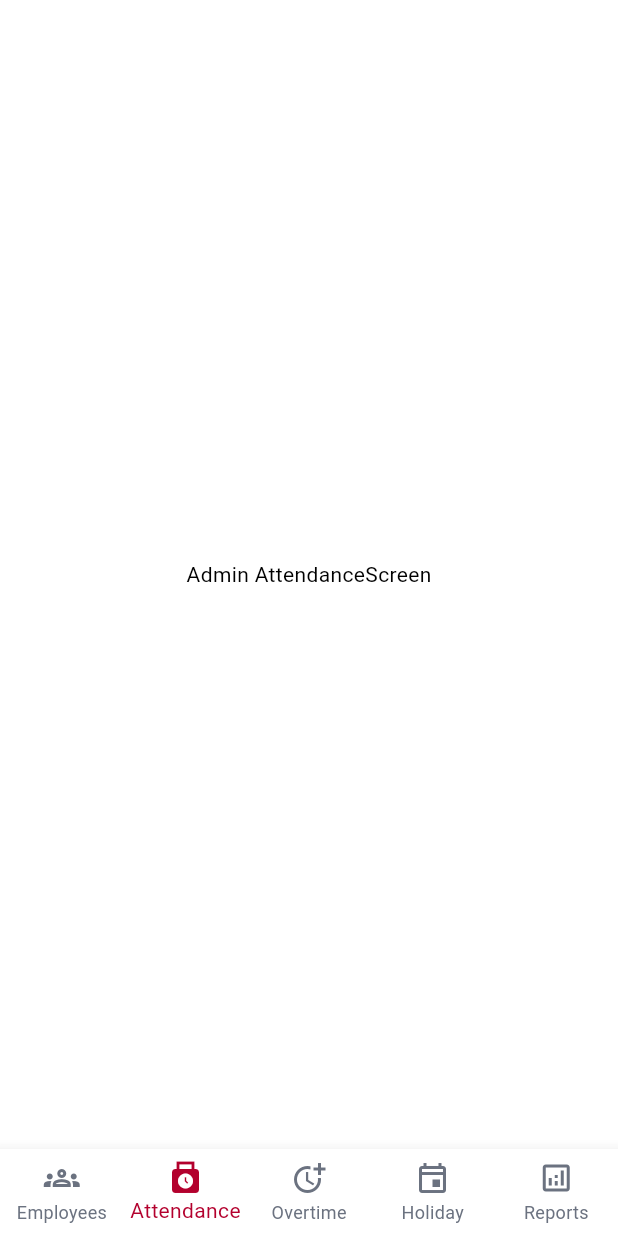
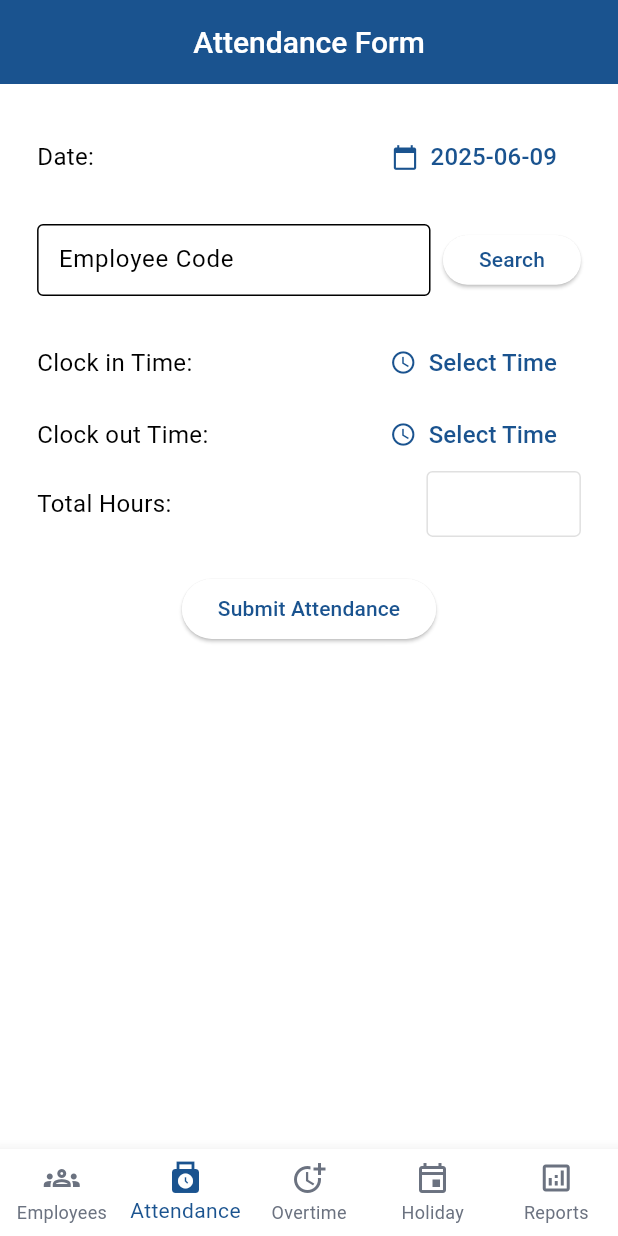
Before and after one commit to noor-faozi/albaderapp, a Flutter app: the screen it shows after launch, item 2 of the bottom bar chosen, on a phone screen of 412 x 824 dp. Run offline on Flutter 3.47's test engine with Material 3 defaults, Android fonts, the light colour scheme and no system bars; our stand-ins replace supabase_flutter; accounts and stored records are empty.

Commit message:
style: update color scheme in app theme

```diff
--- a/lib/screens/admin/attendance_screen.dart
+++ b/lib/screens/admin/attendance_screen.dart
@@ -1,3 +1,5 @@
+import 'package:albaderapp/widgets/attendance_form.dart';
+import 'package:albaderapp/widgets/custom_app_bar.dart';
 import 'package:flutter/material.dart';
 
 class AttendanceScreen extends StatefulWidget {
@@ -10,6 +12,10 @@ class AttendanceScreen extends StatefulWidget {
 class _AttendanceState extends State<AttendanceScreen> {
   @override
   Widget build(BuildContext context) {
-    return const Center(child: Text('Admin AttendanceScreen'));
+    return Scaffold(
+      appBar: const CustomAppBar(title: "Attendance Form"),
+        body: AttendanceForm(
+      onSubmitSuccess: () => Navigator.pop(context),
+    ));
   }
 }
--- a/lib/theme/app_theme.dart
+++ b/lib/theme/app_theme.dart
@@ -4,8 +4,8 @@ import 'colors.dart';
 final ThemeData appTheme = ThemeData(
   scaffoldBackgroundColor: Colors.white,
   colorScheme: const ColorScheme.light(
-    primary: firstColor,
-    secondary: firstColorDark,
+    primary: firstColorLight,
+    secondary: firstColor,
     surface: Colors.white,
   ),
 );
--- a/lib/theme/colors.dart
+++ b/lib/theme/colors.dart
@@ -1,6 +1,8 @@
 import 'package:flutter/material.dart';
 
-const Color firstColor = Color(0xFFB3002D);
-const Color firstColorDark = Color(0xFF800020);
+const Color firstColor = Color(0xFF031751);
+const Color firstColorLight = Color(0xFF1A538F);
+const Color red = Color(0xFFB3002D);
+const Color darkRed = Color(0xFF800020);
 const Color gray700 = Color(0xFF374151);
 const Color gray500 = Color(0xFF6B7280);
--- /dev/null
+++ b/lib/widgets/attendance_form.dart
@@ -0,0 +1,365 @@
+import 'package:albaderapp/theme/colors.dart';
+import 'package:albaderapp/utils/responsive.dart';
+import 'package:flutter/material.dart';
+import 'package:supabase_flutter/supabase_flutter.dart';
+
+class AttendanceForm extends StatefulWidget {
+  // final String createdByRole;
+  final void Function()? onSubmitSuccess;
+
+  const AttendanceForm({
+    super.key,
+    // required this.createdByRole,
+    this.onSubmitSuccess,
+  });
+
+  @override
+  State<AttendanceForm> createState() => _AttendanceFormState();
+}
+
+class _AttendanceFormState extends State<AttendanceForm> {
+  final _formKey = GlobalKey<FormState>();
+  final supabase = Supabase.instance.client;
+  final _employeeIdController = TextEditingController();
+  final _inTimeController = TextEditingController();
+  final _outTimeController = TextEditingController();
+
+  Map<String, dynamic>? _employee;
+  DateTime _selectedDate = DateTime.now();
+  TimeOfDay? _inTime;
+  TimeOfDay? _outTime;
+  // List<dynamic> _woOptions = [];
+  String? _selectedWoId;
+  String? _dateError;
+  bool _employeeNotFound = false;
+
+  double? get _totalHours {
+    if (_inTime == null || _outTime == null) return null;
+    final inDateTime = DateTime(0, 0, 0, _inTime!.hour, _inTime!.minute);
+    final outDateTime = DateTime(0, 0, 0, _outTime!.hour, _outTime!.minute);
+    final diff = outDateTime.difference(inDateTime);
+    return diff.inMinutes / 60.0;
+  }
+
+  Future<void> _fetchEmployee() async {
+    final id = _employeeIdController.text.trim();
+    final result =
+        await supabase.from('employees').select().eq('id', id).maybeSingle();
+    setState(() {
+      _employee = result;
+      _employeeNotFound = result == null;
+    });
+  }
+
+
+  // Future<void> _loadWorkOrders() async {
+  //   final result = await supabase.from('work_orders').select();
+  //   setState(() => _woOptions = result);
+  // }
+
+  @override
+  void initState() {
+    super.initState();
+    // _loadWorkOrders();
+  }
+
+  Future<void> _submitForm() async {
+    if (!_formKey.currentState!.validate()) return;
+    final now = DateTime.now();
+    final today = DateTime(now.year, now.month, now.day);
+    final selectedDateOnly = DateTime(
+      _selectedDate.year,
+      _selectedDate.month,
+      _selectedDate.day,
+    );
+
+    if (selectedDateOnly.isAfter(today)) {
+      setState(() {
+        _dateError = 'Date cannot be in the future';
+      });
+      return;
+    } else {
+      setState(() {
+        _dateError = null;
+      });
+    }
+
+    if (_employee == null ||
+        _inTime == null ||
+        _outTime == null ||
+        _selectedWoId == null) {
+      ScaffoldMessenger.of(context).showSnackBar(
+        const SnackBar(content: Text('Please complete all fields')),
+      );
+      return;
+    }
+
+    final data = {
+      'employee_id': _employee!['id'],
+      'date': _selectedDate.toIso8601String(),
+      // 'wo_id': _selectedWoId,
+      'in_time': '${_inTime!.hour}:${_inTime!.minute}',
+      'out_time': '${_outTime!.hour}:${_outTime!.minute}',
+      'total_hours': _totalHours,
+      // 'created_by_role': widget.createdByRole,
+    };
+
+    await supabase.from('attendance').insert(data);
+
+    widget.onSubmitSuccess?.call();
+    ScaffoldMessenger.of(context).showSnackBar(
+      const SnackBar(content: Text('Attendance submitted')),
+    );
+  }
+
+  String formatHoursToHM(double hours) {
+    final int h = hours.floor();
+    final int m = ((hours - h) * 60).round();
+    return '$h:${m.toString().padLeft(2, '0')}';
+  }
+
+  @override
+  Widget build(BuildContext context) {
+    final verticalPadding = screenPadding(context, 0.015); // For field height
+    final buttonHeight = screenPadding(context, 0.08); // For button height
+
+    return Padding(
+      padding: EdgeInsets.all(screenPadding(context, 0.06)),
+      child: Form(
+        key: _formKey,
+        child: Column(
+          children: [
+            FormField<DateTime>(
+              validator: (value) {
+                if (_selectedDate.isAfter(DateTime.now())) {
+                  return 'Date cannot be in the future';
+                }
+                return null;
+              },
+              builder: (field) {
+                return Column(
+                  crossAxisAlignment: CrossAxisAlignment.start,
+                  children: [
+                    Row(
+                      mainAxisAlignment: MainAxisAlignment.spaceBetween,
+                      children: [
+                        const Text(
+                          'Date:',
+                          style: TextStyle(fontSize: 16),
+                        ),
+                        TextButton.icon(
+                          onPressed: () async {
+                            final date = await showDatePicker(
+                              context: context,
+                              initialDate: _selectedDate,
+                              firstDate: DateTime(2020),
+                              lastDate: DateTime(2100),
+                            );
+                            if (date != null) {
+                              setState(() {
+                                _selectedDate = date;
+                                field.didChange(date); // update form state
+                              });
+                            }
+                          },
+                          icon: const Icon(Icons.calendar_today),
+                          label: Text(
+                            _selectedDate.toLocal().toString().split(' ')[0],
+                            style: const TextStyle(fontSize: 16),
+                          ),
+                        ),
+                      ],
+                    ),
+                    if (field.hasError)
+                      Padding(
+                        padding: const EdgeInsets.only(left: 4.0, top: 4.0),
+                        child: Text(
+                          field.errorText!,
+                          style:
+                              const TextStyle(color: darkRed, fontSize: 12),
+                        ),
+                      ),
+                  ],
+                );
+              },
+            ),
+            SizedBox(height: screenHeight(context, 0.025)),
+
+           Row(
+              children: [
+                Expanded(
+                  child: TextFormField(
+                    controller: _employeeIdController,
+                    decoration: InputDecoration(
+                      labelText: 'Employee Code',
+                      border: const OutlineInputBorder(),
+                      contentPadding: EdgeInsets.symmetric(
+                        vertical: verticalPadding,
+                        horizontal: screenPadding(context, 0.025),
+                      ),
+                    ),
+                    validator: (value) => value == null || value.isEmpty
+                        ? 'Enter employee code'
+                        : null,
+                  ),
+                ),
+                SizedBox(width: screenPadding(context, 0.02)),
+                SizedBox(
+                  height: buttonHeight,
+                  child: ElevatedButton(
+                    onPressed: _fetchEmployee,
+                    child: const Text('Search'),
+                  ),
+                ),
+              ],
+            ),
+
+
+            if (_employee != null) ...[
+              Padding(
+                padding: EdgeInsets.symmetric(vertical: screenPadding(context, 0.05)),
+                child: SizedBox(
+                  width: double.infinity,
+                  child: Card(
+                    shape: RoundedRectangleBorder(
+                      borderRadius: BorderRadius.circular(12),
+                    ),
+                    elevation: 4,
+                    child: Padding(
+                      padding: EdgeInsets.all(screenPadding(context, 0.04)),
+                      child: Column(
+                        crossAxisAlignment: CrossAxisAlignment.start,
+                        children: [
+                          Text(
+                            "Employee Details",
+                            style:
+                                Theme.of(context).textTheme.titleMedium?.copyWith(
+                                      fontWeight: FontWeight.bold,
+                                    ),
+                          ),
+                          const SizedBox(height: 8),
+                          Text("Name: ${_employee!['name']}"),
+                          Text("Profession: ${_employee!['profession']}"),
+                        ],
+                      ),
+                    ),
+                  ),
+                ),
+              ),
+            ] else if (_employeeNotFound) ...[
+              Padding(
+                padding: EdgeInsets.all(screenPadding(context, 0.05)),
+                child: const Text(
+                  'No employee found with this code.',
+                  style:
+                      TextStyle(color: red, fontWeight: FontWeight.bold),
+                ),
+              ),
+            ],
+
+
+            SizedBox(height: screenHeight(context, 0.025)),
+
+            // DropdownButtonFormField(
+            //   items: _woOptions
+            //       .map<DropdownMenuItem<String>>((wo) => DropdownMenuItem(
+            //             value: wo['id'],
+            //             child: Text(wo['title']),
+            //           ))
+            //       .toList(),
+            //   onChanged: (value) => _selectedWoId = value,
+            //   decoration: const InputDecoration(labelText: 'Work Order'),
+            //   validator: (value) => value == null ? 'Select a WO' : null,
+            // ),
+            Row(
+              mainAxisAlignment: MainAxisAlignment.spaceBetween,
+              children: [
+                const Text(
+                  'Clock in Time:',
+                  style: TextStyle(fontSize: 16),
+                ),
+                TextButton.icon(
+                  onPressed: () async {
+                    final time = await showTimePicker(
+                      context: context,
+                      initialTime: _inTime ?? TimeOfDay.now(),
+                    );
+                    if (time != null) setState(() => _inTime = time);
+                  },
+                  icon: const Icon(Icons.access_time),
+                  label: Text(
+                    _inTime == null ? 'Select Time' : _inTime!.format(context),
+                    style: const TextStyle(fontSize: 16),
+                  ),
+                ),
+              ],
+            ),
+
+            Row(
+              mainAxisAlignment: MainAxisAlignment.spaceBetween,
+              children: [
+                const Text(
+                  'Clock out Time:',
+                  style: TextStyle(fontSize: 16),
+                ),
+                TextButton.icon(
+                  onPressed: () async {
+                    final time = await showTimePicker(
+                      context: context,
+                      initialTime: _outTime ?? TimeOfDay.now(),
+                    );
+                    if (time != null) setState(() => _outTime = time);
+                  },
+                  icon: const Icon(Icons.access_time),
+                  label: Text(
+                    _outTime == null
+                        ? 'Select Time'
+                        : _outTime!.format(context),
+                    style: const TextStyle(fontSize: 16),
+                  ),
+                ),
+              ],
+            ),
+
+            Row(
+              children: [
+                const Text(
+                  'Total Hours:',
+                  style: TextStyle(fontSize: 16),
+                ),
+                const Spacer(),
+                SizedBox(
+                  width: screenWidth(context, 0.25),
+                  child: TextFormField(
+                    readOnly: true,
+                    enabled: false,
+                    controller: TextEditingController(
+                      text: _totalHours != null
+                          ? formatHoursToHM(_totalHours!)
+                          : '',
+                    ),
+                    decoration: const InputDecoration(
+                      border: OutlineInputBorder(),
+                      isDense: true,
+                      contentPadding:
+                          EdgeInsets.symmetric(vertical: 10, horizontal: 12),
+                    ),
+                  ),
+                ),
+              ],
+            ),
+
+            const SizedBox(height: 12),
+
+            const SizedBox(height: 12),
+
+            ElevatedButton(
+              onPressed: _submitForm,
+              child: const Text("Submit Attendance"),
+            ),
+          ],
+        ),
+      ),
+    );
+  }
+}
```
